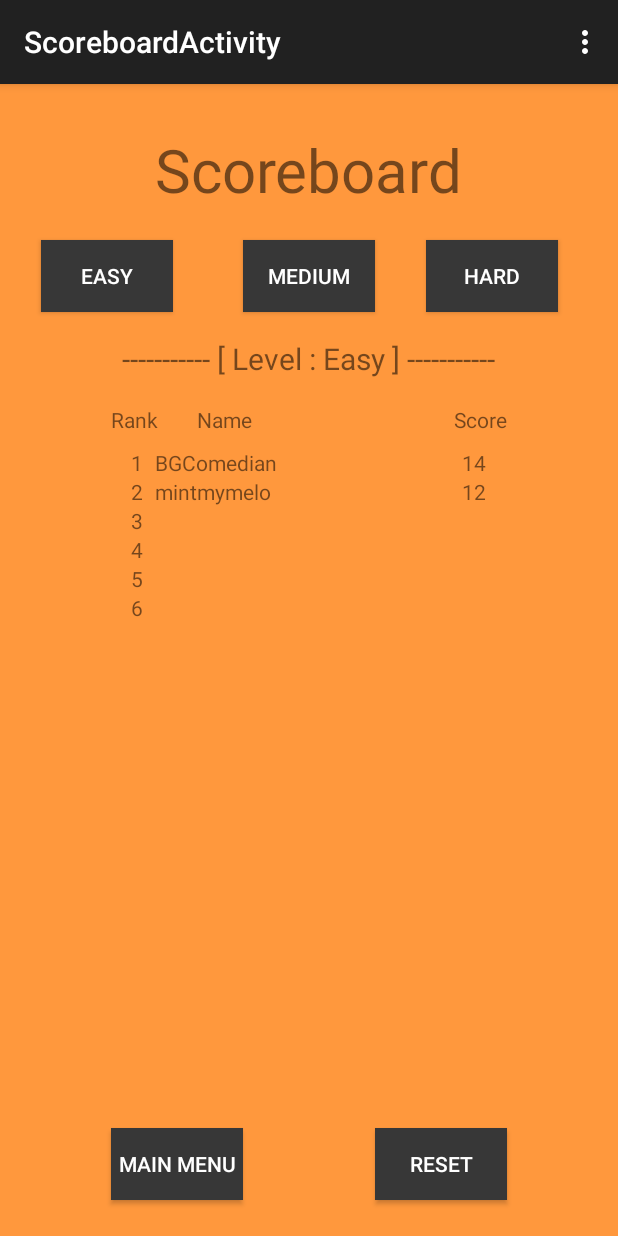
After one commit to mintmymelo/YOU, an Android app: the ScoreboardActivity screen opened directly, with no data from a screen before it, on a phone screen of 412 x 824 dp. The commit adds this screen. Run offline under Robolectric (Android 15) with nearby library versions, the phone set to English and light mode, and no system bars.

Commit message:
BSProject_V_1.2
All interface finished

```diff
--- /dev/null
+++ b/app/src/main/java/com/example/penpitcha/you/ScoreboardActivity.java
@@ -0,0 +1,39 @@
+package com.example.penpitcha.you;
+
+import android.support.v7.app.ActionBarActivity;
+import android.os.Bundle;
+import android.view.Menu;
+import android.view.MenuItem;
+
+
+public class ScoreboardActivity extends ActionBarActivity {
+
+    @Override
+    protected void onCreate(Bundle savedInstanceState) {
+        super.onCreate(savedInstanceState);
+        setContentView(R.layout.activity_scoreboard);
+    }
+
+
+    @Override
+    public boolean onCreateOptionsMenu(Menu menu) {
+        // Inflate the menu; this adds items to the action bar if it is present.
+        getMenuInflater().inflate(R.menu.menu_scoreboard, menu);
+        return true;
+    }
+
+    @Override
+    public boolean onOptionsItemSelected(MenuItem item) {
+        // Handle action bar item clicks here. The action bar will
+        // automatically handle clicks on the Home/Up button, so long
+        // as you specify a parent activity in AndroidManifest.xml.
+        int id = item.getItemId();
+
+        //noinspection SimplifiableIfStatement
+        if (id == R.id.action_settings) {
+            return true;
+        }
+
+        return super.onOptionsItemSelected(item);
+    }
+}
--- /dev/null
+++ b/app/src/main/res/layout/activity_scoreboard.xml
@@ -0,0 +1,189 @@
+<?xml version="1.0" encoding="utf-8"?>
+<RelativeLayout xmlns:android="http://schemas.android.com/apk/res/android"
+    android:orientation="vertical" android:layout_width="match_parent"
+    android:layout_height="match_parent"
+    android:background="#FFFF983D">
+
+    <TextView
+        android:layout_width="wrap_content"
+        android:layout_height="wrap_content"
+        android:text="Scoreboard"
+        android:id="@+id/textView20"
+        android:layout_marginTop="30dp"
+        android:textSize="40dp"
+        android:layout_alignParentTop="true"
+        android:layout_centerHorizontal="true" />
+
+    <Button
+        android:layout_width="wrap_content"
+        android:layout_height="wrap_content"
+        android:text="Easy"
+        android:id="@+id/button7"
+        android:layout_marginStart="27dp"
+        android:layout_marginTop="20dp"
+        android:layout_below="@+id/textView20"
+        android:layout_alignParentStart="true"
+        android:background="#ff373737"
+        android:textColor="#ffffffff" />
+
+    <Button
+        android:layout_width="wrap_content"
+        android:layout_height="wrap_content"
+        android:text="Medium"
+        android:id="@+id/button8"
+        android:layout_alignTop="@+id/button7"
+        android:layout_centerHorizontal="true"
+        android:textColor="#ffffffff"
+        android:background="#ff373737" />
+
+    <Button
+        android:layout_width="wrap_content"
+        android:layout_height="wrap_content"
+        android:text="Hard"
+        android:id="@+id/button9"
+        android:layout_alignTop="@+id/button8"
+        android:layout_toEndOf="@+id/button8"
+        android:layout_marginStart="34dp"
+        android:textColor="#ffffffff"
+        android:background="#ff373737" />
+
+    <Button
+        android:layout_width="wrap_content"
+        android:layout_height="wrap_content"
+        android:text="Reset"
+        android:id="@+id/button10"
+        android:layout_marginBottom="24dp"
+        android:layout_alignParentBottom="true"
+        android:layout_toEndOf="@+id/button8"
+        android:background="#ff373737"
+        android:textColor="#ffffffff" />
+
+    <Button
+        android:layout_width="wrap_content"
+        android:layout_height="wrap_content"
+        android:text="Main Menu"
+        android:id="@+id/button11"
+        android:layout_alignBottom="@+id/button10"
+        android:layout_toStartOf="@+id/button8"
+        android:background="#ff373737"
+        android:textColor="#ffffffff" />
+
+    <TextView
+        android:layout_width="wrap_content"
+        android:layout_height="wrap_content"
+        android:text="Rank"
+        android:id="@+id/textView21"
+        android:layout_marginTop="62dp"
+        android:layout_below="@+id/button7"
+        android:layout_alignStart="@+id/button11" />
+
+    <TextView
+        android:layout_width="wrap_content"
+        android:layout_height="wrap_content"
+        android:text="Name"
+        android:id="@+id/textView22"
+        android:layout_alignTop="@+id/textView21"
+        android:layout_toEndOf="@+id/button7"
+        android:layout_marginStart="16dp" />
+
+    <TextView
+        android:layout_width="wrap_content"
+        android:layout_height="wrap_content"
+        android:text="Score"
+        android:id="@+id/textView23"
+        android:layout_alignBottom="@+id/textView22"
+        android:layout_alignEnd="@+id/button10" />
+
+    <TextView
+        android:layout_width="wrap_content"
+        android:layout_height="wrap_content"
+        android:text="1"
+        android:id="@+id/textView24"
+        android:layout_marginEnd="10dp"
+        android:layout_below="@+id/textView21"
+        android:layout_alignEnd="@+id/textView21"
+        android:layout_marginTop="9dp" />
+
+    <TextView
+        android:layout_width="wrap_content"
+        android:layout_height="wrap_content"
+        android:text="BGComedian"
+        android:id="@+id/textView25"
+        android:layout_alignTop="@+id/textView24"
+        android:layout_alignStart="@+id/textView20" />
+
+    <TextView
+        android:layout_width="wrap_content"
+        android:layout_height="wrap_content"
+        android:text="14"
+        android:id="@+id/textView26"
+        android:layout_alignTop="@+id/textView25"
+        android:layout_toEndOf="@+id/textView20" />
+
+    <TextView
+        android:layout_width="wrap_content"
+        android:layout_height="wrap_content"
+        android:text="2"
+        android:id="@+id/textView27"
+        android:layout_below="@+id/textView24"
+        android:layout_alignStart="@+id/textView24" />
+
+    <TextView
+        android:layout_width="wrap_content"
+        android:layout_height="wrap_content"
+        android:text="mintmymelo"
+        android:id="@+id/textView28"
+        android:layout_below="@+id/textView25"
+        android:layout_alignStart="@+id/textView25" />
+
+    <TextView
+        android:layout_width="wrap_content"
+        android:layout_height="wrap_content"
+        android:text="12"
+        android:id="@+id/textView29"
+        android:layout_alignTop="@+id/textView28"
+        android:layout_alignStart="@+id/textView26" />
+
+    <TextView
+        android:layout_width="wrap_content"
+        android:layout_height="wrap_content"
+        android:text="----------- [ Level : Easy ] -----------"
+        android:id="@+id/textView30"
+        android:layout_below="@+id/button8"
+        android:layout_centerHorizontal="true"
+        android:layout_marginTop="17dp"
+        android:textSize="20dp" />
+
+    <TextView
+        android:layout_width="wrap_content"
+        android:layout_height="wrap_content"
+        android:text="3"
+        android:id="@+id/textView31"
+        android:layout_below="@+id/textView27"
+        android:layout_alignStart="@+id/textView27" />
+
+    <TextView
+        android:layout_width="wrap_content"
+        android:layout_height="wrap_content"
+        android:text="4"
+        android:id="@+id/textView32"
+        android:layout_below="@+id/textView31"
+        android:layout_alignStart="@+id/textView31" />
+
+    <TextView
+        android:layout_width="wrap_content"
+        android:layout_height="wrap_content"
+        android:text="5"
+        android:id="@+id/textView33"
+        android:layout_below="@+id/textView32"
+        android:layout_alignStart="@+id/textView32" />
+
+    <TextView
+        android:layout_width="wrap_content"
+        android:layout_height="wrap_content"
+        android:text="6"
+        android:id="@+id/textView34"
+        android:layout_below="@+id/textView33"
+        android:layout_alignStart="@+id/textView33" />
+
+</RelativeLayout>
--- /dev/null
+++ b/app/src/main/res/menu/menu_scoreboard.xml
@@ -0,0 +1,7 @@
+<menu xmlns:android="http://schemas.android.com/apk/res/android"
+    xmlns:app="http://schemas.android.com/apk/res-auto"
+    xmlns:tools="http://schemas.android.com/tools"
+    tools:context="com.example.penpitcha.you.ScoreboardActivity">
+    <item android:id="@+id/action_settings" android:title="@string/action_settings"
+        android:orderInCategory="100" app:showAsAction="never" />
+</menu>
--- a/app/src/main/res/values/strings.xml
+++ b/app/src/main/res/values/strings.xml
@@ -4,5 +4,9 @@
     <string name="app_name">YOU</string>
     <string name="hello_world">Hello world!</string>
     <string name="action_settings">Settings</string>
+    <string name="title_activity_play">PlayActivity</string>
+    <string name="title_activity_correct">CorrectActivity</string>
+    <string name="title_activity_finish">FinishActivity</string>
+    <string name="title_activity_scoreboard">ScoreboardActivity</string>
 
 </resources>
```
Also changed, not shown: app/src/main/AndroidManifest.xml (+16 -0 lines), app/src/main/java/com/example/penpitcha/you/CorrectActivity.java (added, +39 -0 lines), app/src/main/java/com/example/penpitcha/you/FinishActivity.java (added, +39 -0 lines), app/src/main/java/com/example/penpitcha/you/PlayActivity.java (renamed from app/src/main/java/com/example/penpitcha/you/PlayActivityOld.java, +3 -8 lines), app/src/main/res/layout/activity_play.xml (+6 -126 lines), app/src/main/res/menu/menu_correct.xml (added, +7 -0 lines), app/src/main/res/menu/menu_finish.xml (added, +7 -0 lines), app/src/main/res/menu/menu_play.xml (added, +7 -0 lines).
